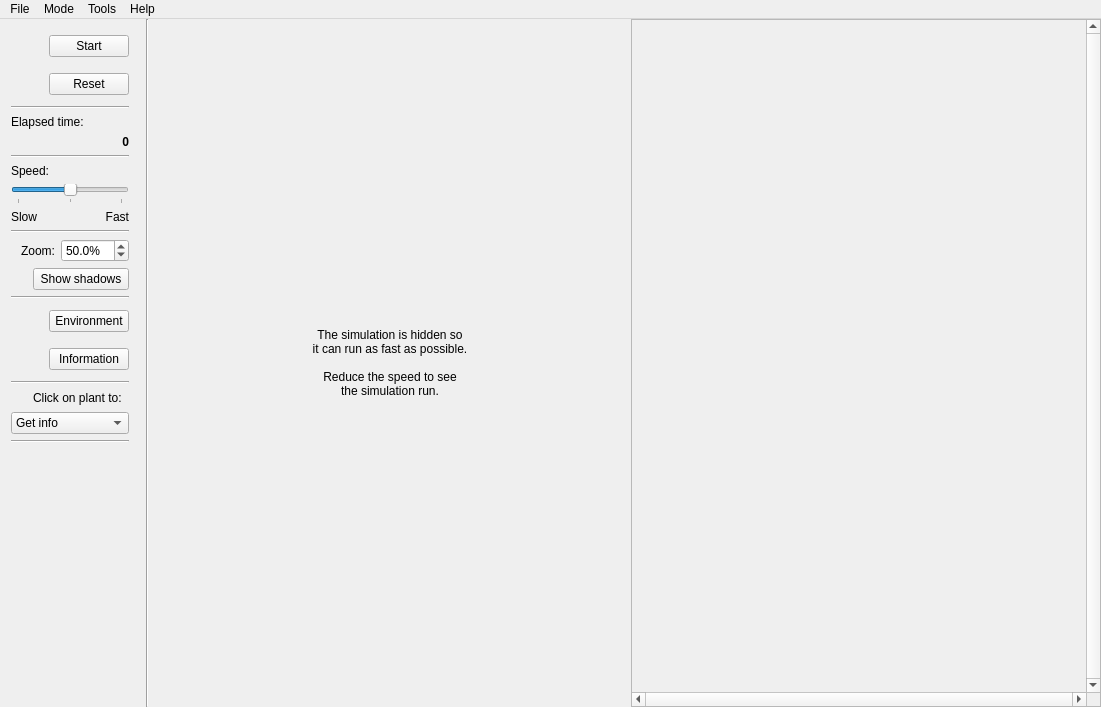
Old version of the form ui/mainwindow.ui in the repository rrwick/Grovolve.
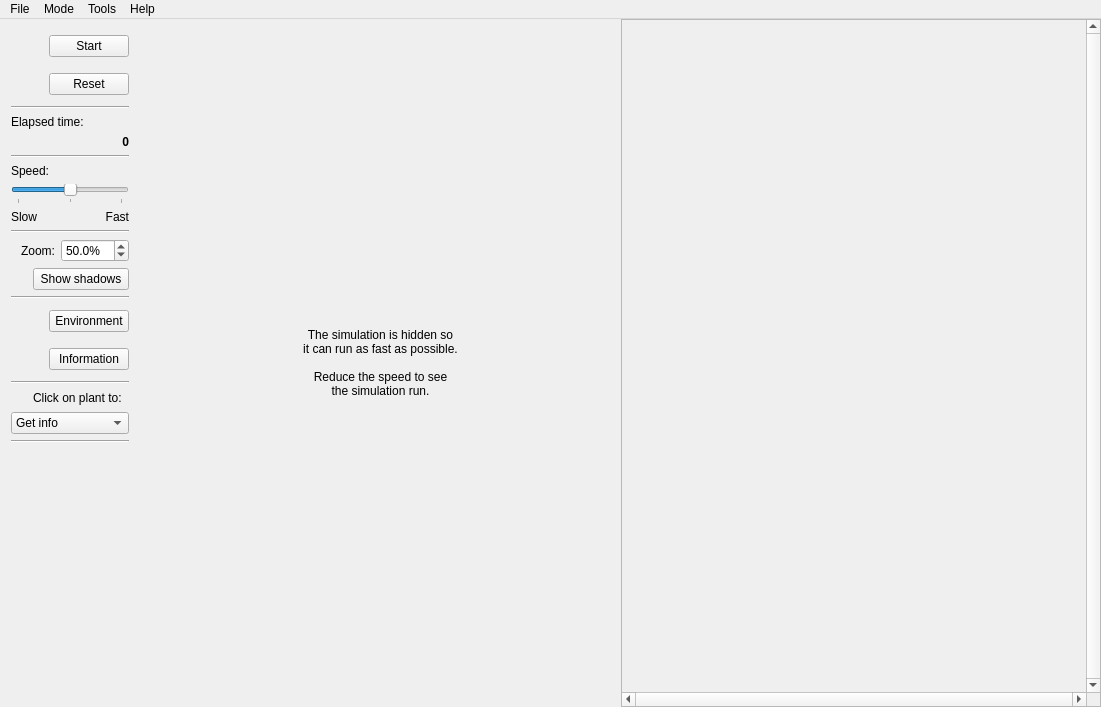
New version of the form. Icons and pictures are not drawn. Custom widgets are drawn as their Qt base class.

Commit message: Remove unnecessary line and space from main window UI

What changed in the file:
```diff
--- a/ui/mainwindow.ui
+++ b/ui/mainwindow.ui
@@ -15,6 +15,9 @@
   </property>
   <widget class="QWidget" name="centralWidget">
    <layout class="QHBoxLayout" name="horizontalLayout">
+    <property name="spacing">
+     <number>0</number>
+    </property>
     <property name="leftMargin">
      <number>0</number>
     </property>
@@ -613,13 +616,6 @@
       </layout>
      </widget>
     </item>
-    <item>
-     <widget class="Line" name="line_2">
-      <property name="orientation">
-       <enum>Qt::Vertical</enum>
-      </property>
-     </widget>
-    </item>
     <item>
      <widget class="QLabel" name="simulationHiddenLabel">
       <property name="sizePolicy">
@@ -659,8 +655,8 @@
         <rect>
          <x>0</x>
          <y>0</y>
-         <width>445</width>
-         <height>665</height>
+         <width>466</width>
+         <height>667</height>
         </rect>
        </property>
       </widget>
@@ -674,7 +670,7 @@
      <x>0</x>
      <y>0</y>
      <width>1101</width>
-     <height>27</height>
+     <height>21</height>
     </rect>
    </property>
    <widget class="QMenu" name="menuFile">
```
